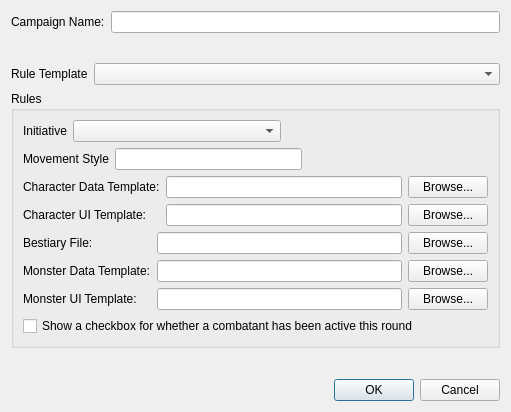
Above: DMHelper/src/newcampaigndialog.ui from MMetze/DMHelper before the change. Below: the same form after it.
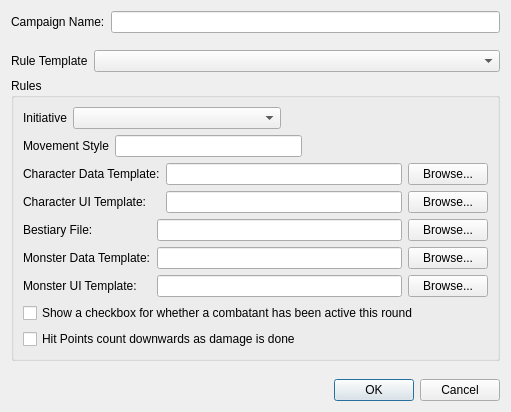
That is the form after the change. Icons and pictures are not drawn.

What changed in the file:
```diff
--- a/DMHelper/src/newcampaigndialog.ui
+++ b/DMHelper/src/newcampaigndialog.ui
@@ -275,6 +275,17 @@
         </property>
        </widget>
       </item>
+      <item>
+       <widget class="QCheckBox" name="chkHitPointsCountDown">
+        <property name="text">
+         <string>Hit Points count downwards as damage is done</string>
+        </property>
+        <property name="icon">
+         <iconset resource="resources.qrc">
+          <normaloff>:/img/data/img/glass-heart.png</normaloff>:/img/data/img/glass-heart.png</iconset>
+        </property>
+       </widget>
+      </item>
      </layout>
     </widget>
    </item>
```
